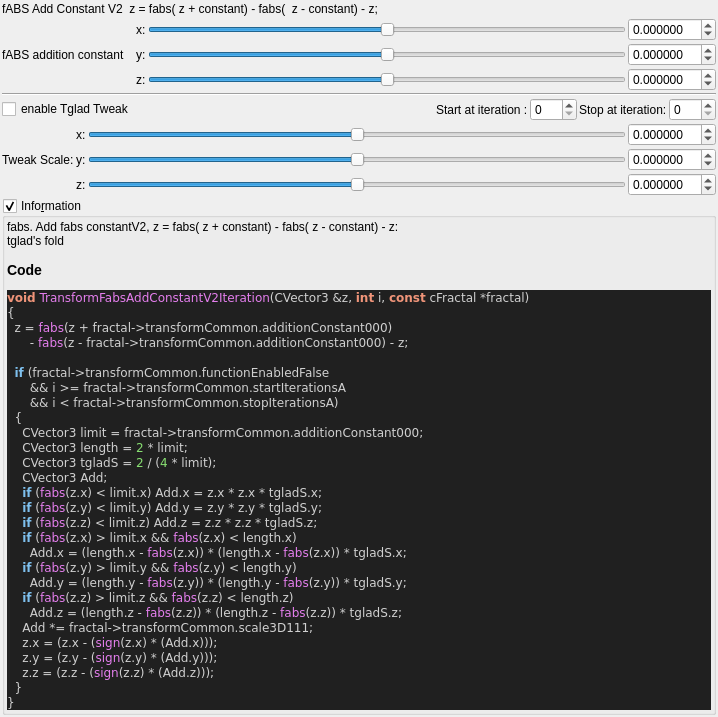
This is mandelbulber2/qt_data/fractal_transf_fabs_add_constantV2.ui in buddhi1980/mandelbulber2 as Qt 5 draws it before an edit. The edited form follows.
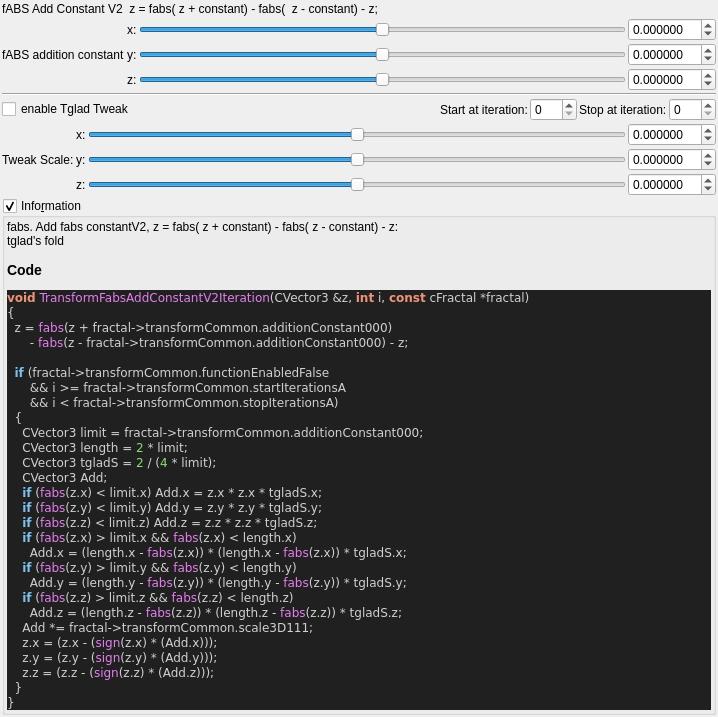
This is the edited form. Custom widgets are drawn as their Qt base class.

Patch:
```diff
--- a/mandelbulber2/qt_data/fractal_transf_fabs_add_constantV2.ui
+++ b/mandelbulber2/qt_data/fractal_transf_fabs_add_constantV2.ui
@@ -190,7 +190,7 @@
      <item row="1" column="0">
       <widget class="QLabel" name="label_23">
        <property name="text">
-        <string>fABS addition constant   </string>
+        <string>fABS addition constant</string>
        </property>
       </widget>
      </item>
@@ -250,7 +250,7 @@
      <item row="0" column="2">
       <widget class="QLabel" name="label_257">
        <property name="text">
-        <string>Start at iteration :</string>
+        <string>Start at iteration:</string>
        </property>
       </widget>
      </item>
```
